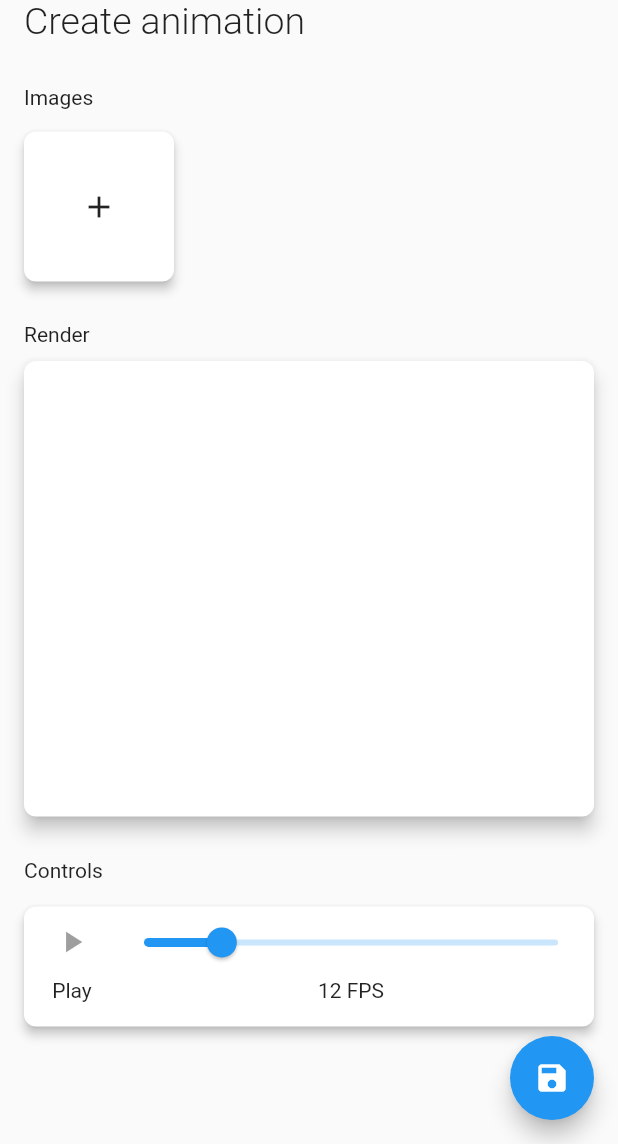
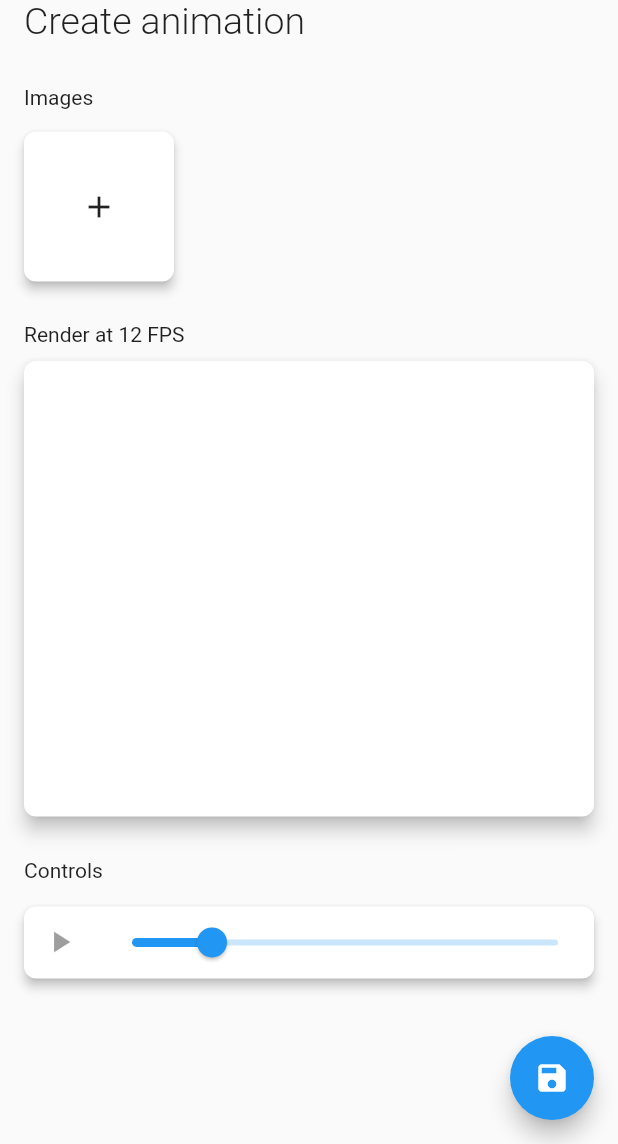
Before and after one commit to Pyozer/FlipArt, a Flutter app: the CreateAnimationScreen screen opened directly, on a phone screen of 412 x 824 dp, the part 92-1236 px from its top. Run offline on Flutter 3.47's test engine with Material 2 defaults, Android fonts, the phone set to English and light mode, and no system bars; our stand-ins replace image_picker; network calls fail.

```diff
--- a/lib/screens/create_animation.dart
+++ b/lib/screens/create_animation.dart
@@ -50,7 +50,7 @@ class _CreateAnimationScreenState extends State<CreateAnimationScreen> {
       if (!_isPlay || !mounted) return false;
 
       setState(() => _currentRenderIndex %= _images.length);
-      await Future.delayed(const Duration(milliseconds: 1000)); // 12FPS
+      await Future.delayed(Duration(milliseconds: 1000 ~/ _fps)); // 12FPS
       _currentRenderIndex++;
       return true;
     });
@@ -122,7 +122,7 @@ class _CreateAnimationScreenState extends State<CreateAnimationScreen> {
             ),
             Padding(
               padding: const EdgeInsets.only(left: 16.0, top: 12.0),
-              child: Text('Render', style: Theme.of(context).textTheme.body1),
+              child: Text('Render at $_fps FPS', style: Theme.of(context).textTheme.body1),
             ),
             SizedBox.fromSize(
               size: Size(size.width, size.width * 0.8),
@@ -143,40 +143,26 @@ class _CreateAnimationScreenState extends State<CreateAnimationScreen> {
             ),
             RoundedCard(
               child: Padding(
-                padding: const EdgeInsets.only(left: 8.0, bottom: 16.0),
+                padding: const EdgeInsets.all(0.0),
                 child: Row(
-                  children: [
-                    Column(
                   children: [
                     _isPlay
                         ? IconButton(
-                                icon: Icon(Icons.pause),
-                                onPressed:
-                                    _images.isNotEmpty ? _stopRender : null,
-                                tooltip: "Pause render",
+                            icon: const Icon(Icons.pause),
+                            onPressed: _images.isNotEmpty ? _stopRender : null,
                           )
                         : IconButton(
-                                icon: Icon(Icons.play_arrow),
-                                onPressed:
-                                    _images.isNotEmpty ? _playRender : null,
-                                tooltip: "Play render",
-                              ),
-                        Text(_isPlay ? "Pause" : "Play"),
-                      ],
+                            icon: const Icon(Icons.play_arrow),
+                            onPressed: _images.isNotEmpty ? _playRender : null,
                           ),
                     Expanded(
-                      child: Column(
-                        children: [
-                          Slider(
+                      child: Slider(
                         value: _fps.toDouble(),
                         min: 1.0,
                         max: 60.0,
                         divisions: 60,
                         onChanged: (v) => setState(() => _fps = v.round()),
-                            label: "$_fps",
-                          ),
-                          Text("$_fps FPS"),
-                        ],
+                        label: "$_fps FPS",
                       ),
                     ),
                   ],
```
Lines whose indentation alone changed are shown as unchanged.
